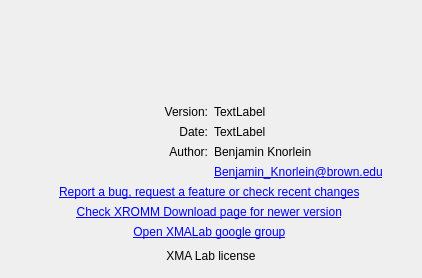
Before: the Qt Designer form src/ui/ui-files/AboutDialog.ui in XROMMPackages/xmalab, drawn with Qt 5.
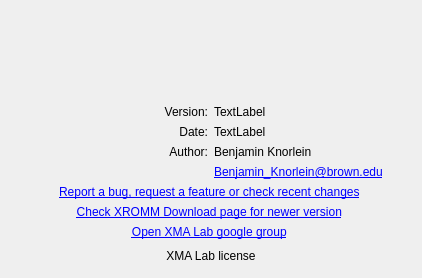
After: the same form once the commit is applied. Icons and pictures are not drawn.

```diff
--- a/src/ui/ui-files/AboutDialog.ui
+++ b/src/ui/ui-files/AboutDialog.ui
@@ -215,7 +215,7 @@
      <item row="12" column="0" colspan="2">
       <widget class="QLabel" name="label_8">
        <property name="text">
-        <string>&lt;a href=&quot;https://groups.google.com/a/brown.edu/forum/?hl=en#!forum/xmalab&quot;&gt;Open XMALab google group&lt;/a&gt; </string>
+        <string>&lt;a href=&quot;https://groups.google.com/a/brown.edu/forum/?hl=en#!forum/xmalab&quot;&gt;Open XMA Lab google group&lt;/a&gt; </string>
        </property>
        <property name="alignment">
         <set>Qt::AlignCenter</set>
```
